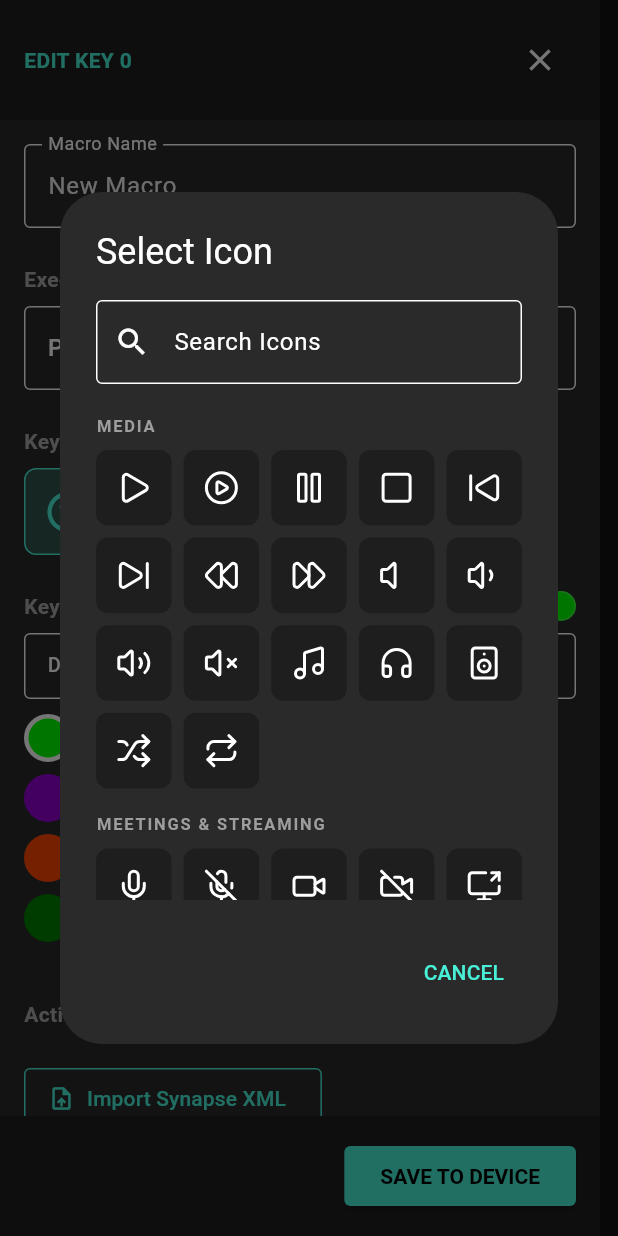
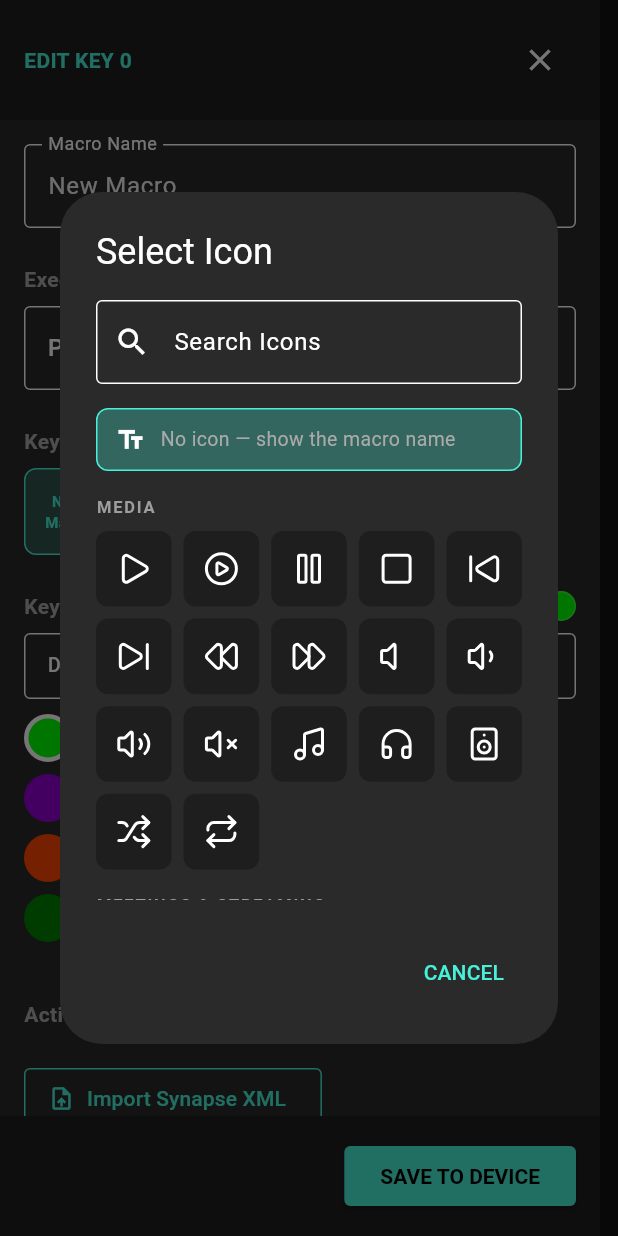
Before and after one commit to Midknightloki/draupnir, a Flutter app: the EditorPanel widget shown alone on an empty page, opened directly with empty values, after a tap on "Select Icon", on a phone screen of 412 x 824 dp. Run offline on Flutter 3.47's test engine with Material 3 defaults, Android fonts, the phone set to English and light mode, and no system bars; our stand-ins replace flutter_blue_plus, google_fonts, lucide_icons_flutter, permission_handler, share_plus, shared_preferences; missing offline and left inert: file_selector; accounts and stored records are empty.

Commit message:
feat(app): let a macro go back to a text label once an icon is set
The editor could change WHICH icon a macro used, never WHETHER. Once
icon_xbm was non-empty nothing ever cleared it, so the wedge drew that
glyph forever.

The device already supports the alternative: with no valid icon_xbm the
Waveshare falls through to drawing the macro's name in Orbitron with an
8-way outline. Only the app had no way to ask for it. And it is often
the better choice -- "Mute Mic" is clearer than any 18px rendering of a
crossed-out microphone, which is a large part of why the icons look
unintelligible on the knob today.

Two ways in, because the need arises in both places: a "Use name" button
beside the icon preview, and a full-width "No icon -- show the macro
name" row at the top of the picker. Full width and above the grid on
purpose: it is not one more glyph to choose between, it is the choice
not to use one.

With no icon set, the preview tile shows the macro's actual name rather
than a placeholder glyph, so it previews what the wedge will really
draw. A question mark there would misrepresent the device.

flutter analyze: no new issues. flutter test: 27/27 pass.

Co-Authored-By: Claude Opus 5 <noreply@anthropic.com>
Claude-Session: https://claude.ai/code/session_016WsuGUUVhXfnyvCkXF6ZtZ

```diff
--- a/companion_app/lib/screens/editor_panel.dart
+++ b/companion_app/lib/screens/editor_panel.dart
@@ -305,8 +305,11 @@ class _EditorPanelState extends State<EditorPanel> {
 
   Widget _buildIconSection() {
     // Same resolution the save path uses, so the preview cannot disagree with what the device
-    // is sent.
-    final IconData currentIcon = resolveIcon(_selectedIcon) ?? Icons.help_outline;
+    // is sent. A null glyph is the NO-ICON state, not an error: the firmware falls through to
+    // drawing the macro's name on the wedge when icon_xbm is empty, which is often what you
+    // want -- "Mute Mic" is clearer than any 18px glyph of a crossed-out microphone.
+    final IconData? currentIcon = resolveIcon(_selectedIcon);
+    final hasIcon = currentIcon != null;
 
     return Column(
       crossAxisAlignment: CrossAxisAlignment.start,
@@ -316,20 +319,43 @@ class _EditorPanelState extends State<EditorPanel> {
         Row(
           children: [
             Container(
-              padding: const EdgeInsets.all(12),
+              width: 58,
+              height: 58,
+              alignment: Alignment.center,
               decoration: BoxDecoration(
                 color: AppTheme.accent.withOpacity(0.2),
                 border: Border.all(color: AppTheme.accent),
                 borderRadius: BorderRadius.circular(8),
               ),
-              child: Icon(currentIcon, color: AppTheme.accent, size: 32),
+              // With no icon the tile previews what the wedge will actually show -- the name,
+              // not a question mark. A placeholder glyph here would misrepresent the device.
+              child: hasIcon
+                  ? Icon(currentIcon, color: AppTheme.accent, size: 32)
+                  : Padding(
+                      padding: const EdgeInsets.symmetric(horizontal: 4),
+                      child: Text(
+                        _nameController.text.isEmpty ? 'Name' : _nameController.text,
+                        maxLines: 2,
+                        overflow: TextOverflow.ellipsis,
+                        textAlign: TextAlign.center,
+                        style: const TextStyle(
+                            color: AppTheme.accent, fontSize: 10, fontWeight: FontWeight.bold),
+                      ),
+                    ),
             ),
             const SizedBox(width: 16),
             ElevatedButton.icon(
               icon: const Icon(Icons.search),
-              label: const Text('Select Icon'),
+              label: Text(hasIcon ? 'Change Icon' : 'Select Icon'),
               onPressed: () => _showIconPickerModal(),
             ),
+            // Only offered when there is something to clear, so the control does not sit there
+            // implying the macro has an icon when it does not.
+            if (hasIcon)
+              TextButton(
+                onPressed: () => setState(() => _selectedIcon = ''),
+                child: const Text('Use name'),
+              ),
           ],
         ),
       ],
@@ -412,6 +438,50 @@ class _EditorPanelState extends State<EditorPanel> {
                             )
                           : ListView(
                               children: [
+                                // The no-icon escape hatch, first and full width rather than a
+                                // cell in the grid: it is not one more glyph to choose between,
+                                // it is the choice not to use one. Before this there was no way
+                                // back to a text label once an icon had been set -- the editor
+                                // could change which icon, never whether.
+                                if (query.isEmpty)
+                                  Padding(
+                                    padding: const EdgeInsets.only(bottom: 12),
+                                    child: InkWell(
+                                      onTap: () {
+                                        setState(() => _selectedIcon = '');
+                                        Navigator.pop(ctx);
+                                      },
+                                      borderRadius: BorderRadius.circular(8),
+                                      child: Container(
+                                        padding: const EdgeInsets.symmetric(
+                                            horizontal: 12, vertical: 10),
+                                        decoration: BoxDecoration(
+                                          color: _selectedIcon.isEmpty
+                                              ? AppTheme.accent.withOpacity(0.3)
+                                              : AppTheme.surface,
+                                          borderRadius: BorderRadius.circular(8),
+                                          border: Border.all(
+                                            color: _selectedIcon.isEmpty
+                                                ? AppTheme.accent
+                                                : Colors.transparent,
+                                          ),
+                                        ),
+                                        child: const Row(
+                                          children: [
+                                            Icon(Icons.text_fields,
+                                                color: Colors.white, size: 20),
+                                            SizedBox(width: 10),
+                                            Expanded(
+                                              child: Text(
+                                                'No icon — show the macro name',
+                                                style: TextStyle(fontSize: 13),
+                                              ),
+                                            ),
+                                          ],
+                                        ),
+                                      ),
+                                    ),
+                                  ),
                                 for (final section in sections)
                                   if (section.value.isNotEmpty) ...[
                                     Padding(
```
